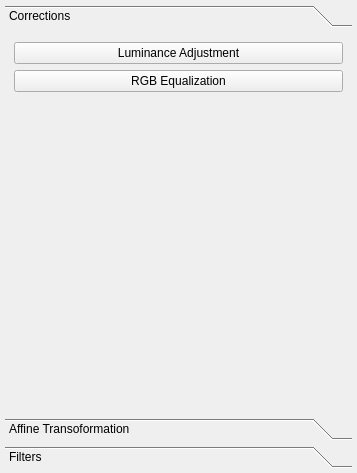
Qt form imgedit/toolkitwidget.ui (romovpa/machgraphics) before a commit.
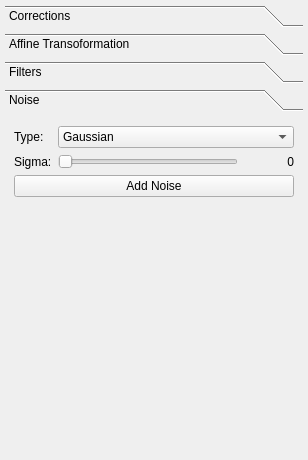
The same form after that commit.

The edit to the form file:
```diff
--- a/imgedit/toolkitwidget.ui
+++ b/imgedit/toolkitwidget.ui
@@ -6,23 +6,31 @@
    <rect>
     <x>0</x>
     <y>0</y>
-    <width>357</width>
-    <height>473</height>
+    <width>308</width>
+    <height>460</height>
    </rect>
   </property>
   <property name="windowTitle">
    <string>Form</string>
   </property>
-  <layout class="QGridLayout" name="gridLayout">
+  <layout class="QVBoxLayout" name="verticalLayout_2">
    <property name="margin">
     <number>5</number>
    </property>
-   <item row="0" column="0">
+   <item>
     <widget class="QToolBox" name="toolBox">
      <property name="currentIndex">
-      <number>0</number>
+      <number>3</number>
      </property>
      <widget class="QWidget" name="correctionsPage">
+      <property name="geometry">
+       <rect>
+        <x>0</x>
+        <y>0</y>
+        <width>298</width>
+        <height>314</height>
+       </rect>
+      </property>
       <attribute name="label">
        <string>Corrections</string>
       </attribute>
@@ -82,6 +90,117 @@
        <string>Filters</string>
       </attribute>
      </widget>
+     <widget class="QWidget" name="noisePage">
+      <property name="geometry">
+       <rect>
+        <x>0</x>
+        <y>0</y>
+        <width>298</width>
+        <height>314</height>
+       </rect>
+      </property>
+      <attribute name="label">
+       <string>Noise</string>
+      </attribute>
+      <layout class="QVBoxLayout" name="verticalLayout_3">
+       <item>
+        <layout class="QGridLayout" name="gridLayout">
+         <item row="0" column="0">
+          <widget class="QLabel" name="noiseTypeLabel">
+           <property name="text">
+            <string>Type:</string>
+           </property>
+          </widget>
+         </item>
+         <item row="0" column="1">
+          <widget class="QComboBox" name="noiseTypeBox">
+           <item>
+            <property name="text">
+             <string>Gaussian</string>
+            </property>
+           </item>
+           <item>
+            <property name="text">
+             <string>Random</string>
+            </property>
+           </item>
+           <item>
+            <property name="text">
+             <string>Salt &amp; Pepper</string>
+            </property>
+           </item>
+          </widget>
+         </item>
+         <item row="1" column="0">
+          <widget class="QLabel" name="noiseSigmaLabel">
+           <property name="text">
+            <string>Sigma:</string>
+           </property>
+          </widget>
+         </item>
+         <item row="1" column="1">
+          <layout class="QHBoxLayout" name="horizontalLayout_3">
+           <item>
+            <widget class="QSlider" name="noiseSigmaSlider">
+             <property name="maximum">
+              <number>1000</number>
+             </property>
+             <property name="pageStep">
+              <number>10</number>
+             </property>
+             <property name="orientation">
+              <enum>Qt::Horizontal</enum>
+             </property>
+             <property name="invertedAppearance">
+              <bool>false</bool>
+             </property>
+             <property name="invertedControls">
+              <bool>false</bool>
+             </property>
+            </widget>
+           </item>
+           <item>
+            <widget class="QLabel" name="noiseSigmaValue">
+             <property name="minimumSize">
+              <size>
+               <width>50</width>
+               <height>0</height>
+              </size>
+             </property>
+             <property name="text">
+              <string>0</string>
+             </property>
+             <property name="alignment">
+              <set>Qt::AlignRight|Qt::AlignTrailing|Qt::AlignVCenter</set>
+             </property>
+            </widget>
+           </item>
+          </layout>
+         </item>
+         <item row="2" column="0" colspan="2">
+          <widget class="QPushButton" name="pushButton_2">
+           <property name="text">
+            <string>Add Noise</string>
+           </property>
+          </widget>
+         </item>
+        </layout>
+       </item>
+       <item>
+        <spacer name="verticalSpacer_2">
+         <property name="orientation">
+          <enum>Qt::Vertical</enum>
+         </property>
+         <property name="sizeHint" stdset="0">
+          <size>
+           <width>20</width>
+           <height>179</height>
+          </size>
+         </property>
+        </spacer>
+       </item>
+      </layout>
+     </widget>
     </widget>
    </item>
   </layout>
```
Left out of the diff: 104 changed lines with no effect on the pictures.
